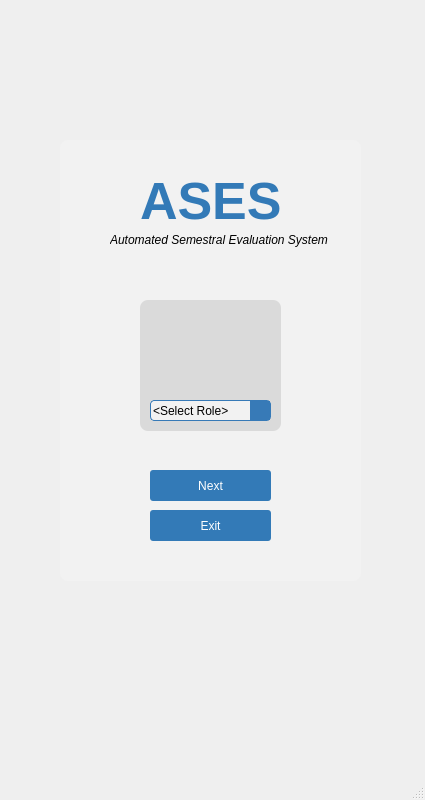
Old version of the form mainwindow.ui in the repository leothii/ASES.
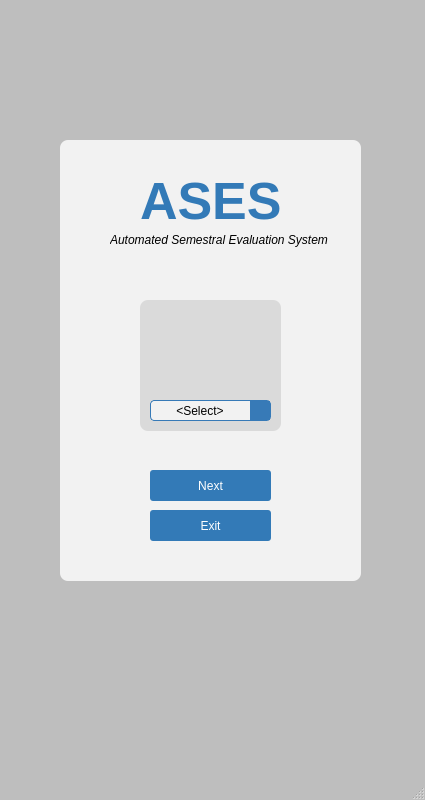
New version of the form. Icons and pictures are not drawn.

```diff
--- a/mainwindow.ui
+++ b/mainwindow.ui
@@ -16,6 +16,151 @@
     <height>0</height>
    </size>
   </property>
+  <property name="palette">
+   <palette>
+    <active>
+     <colorrole role="Button">
+      <brush brushstyle="SolidPattern">
+       <color alpha="255">
+        <red>190</red>
+        <green>190</green>
+        <blue>190</blue>
+       </color>
+      </brush>
+     </colorrole>
+     <colorrole role="Mid">
+      <brush brushstyle="SolidPattern">
+       <color alpha="255">
+        <red>55</red>
+        <green>122</green>
+        <blue>183</blue>
+       </color>
+      </brush>
+     </colorrole>
+     <colorrole role="Base">
+      <brush brushstyle="SolidPattern">
+       <color alpha="255">
+        <red>190</red>
+        <green>190</green>
+        <blue>190</blue>
+       </color>
+      </brush>
+     </colorrole>
+     <colorrole role="Window">
+      <brush brushstyle="SolidPattern">
+       <color alpha="255">
+        <red>190</red>
+        <green>190</green>
+        <blue>190</blue>
+       </color>
+      </brush>
+     </colorrole>
+     <colorrole role="Accent">
+      <brush brushstyle="SolidPattern">
+       <color alpha="255">
+        <red>55</red>
+        <green>122</green>
+        <blue>183</blue>
+       </color>
+      </brush>
+     </colorrole>
+    </active>
+    <inactive>
+     <colorrole role="Button">
+      <brush brushstyle="SolidPattern">
+       <color alpha="255">
+        <red>190</red>
+        <green>190</green>
+        <blue>190</blue>
+       </color>
+      </brush>
+     </colorrole>
+     <colorrole role="Mid">
+      <brush brushstyle="SolidPattern">
+       <color alpha="255">
+        <red>55</red>
+        <green>122</green>
+        <blue>183</blue>
+       </color>
+      </brush>
+     </colorrole>
+     <colorrole role="Base">
+      <brush brushstyle="SolidPattern">
+       <color alpha="255">
+        <red>190</red>
+        <green>190</green>
+        <blue>190</blue>
+       </color>
+      </brush>
+     </colorrole>
+     <colorrole role="Window">
+      <brush brushstyle="SolidPattern">
+       <color alpha="255">
+        <red>190</red>
+        <green>190</green>
+        <blue>190</blue>
+       </color>
+      </brush>
+     </colorrole>
+     <colorrole role="Accent">
+      <brush brushstyle="SolidPattern">
+       <color alpha="255">
+        <red>55</red>
+        <green>122</green>
+        <blue>183</blue>
+       </color>
+      </brush>
+     </colorrole>
+    </inactive>
+    <disabled>
+     <colorrole role="Button">
+      <brush brushstyle="SolidPattern">
+       <color alpha="255">
+        <red>190</red>
+        <green>190</green>
+        <blue>190</blue>
+       </color>
+      </brush>
+     </colorrole>
+     <colorrole role="Mid">
+      <brush brushstyle="SolidPattern">
+       <color alpha="255">
+        <red>55</red>
+        <green>122</green>
+        <blue>183</blue>
+       </color>
+      </brush>
+     </colorrole>
+     <colorrole role="Base">
+      <brush brushstyle="SolidPattern">
+       <color alpha="255">
+        <red>190</red>
+        <green>190</green>
+        <blue>190</blue>
+       </color>
+      </brush>
+     </colorrole>
+     <colorrole role="Window">
+      <brush brushstyle="SolidPattern">
+       <color alpha="255">
+        <red>190</red>
+        <green>190</green>
+        <blue>190</blue>
+       </color>
+      </brush>
+     </colorrole>
+     <colorrole role="Accent">
+      <brush brushstyle="SolidPattern">
+       <color alpha="255">
+        <red>55</red>
+        <green>122</green>
+        <blue>183</blue>
+       </color>
+      </brush>
+     </colorrole>
+    </disabled>
+   </palette>
+  </property>
   <property name="windowTitle">
    <string>MainWindow</string>
   </property>
@@ -24,6 +169,9 @@
 background-image: url(:/new/prefix1/background.png);
 }</string>
   </property>
+  <property name="toolButtonStyle">
+   <enum>Qt::ToolButtonIconOnly</enum>
+  </property>
   <property name="tabShape">
    <enum>QTabWidget::Rounded</enum>
   </property>
@@ -40,6 +188,157 @@
       <height>441</height>
      </rect>
     </property>
+    <property name="palette">
+     <palette>
+      <active>
+       <colorrole role="Button">
+        <brush brushstyle="SolidPattern">
+         <color alpha="255">
+          <red>242</red>
+          <green>242</green>
+          <blue>242</blue>
+         </color>
+        </brush>
+       </colorrole>
+       <colorrole role="Mid">
+        <brush brushstyle="SolidPattern">
+         <color alpha="255">
+          <red>55</red>
+          <green>122</green>
+          <blue>183</blue>
+         </color>
+        </brush>
+       </colorrole>
+       <colorrole role="Base">
+        <brush brushstyle="SolidPattern">
+         <color alpha="255">
+          <red>242</red>
+          <green>242</green>
+          <blue>242</blue>
+         </color>
+        </brush>
+       </colorrole>
+       <colorrole role="Window">
+        <brush brushstyle="SolidPattern">
+         <color alpha="255">
+          <red>242</red>
+          <green>242</green>
+          <blue>242</blue>
+         </color>
+        </brush>
+       </colorrole>
+       <colorrole role="Accent">
+        <brush brushstyle="SolidPattern">
+         <color alpha="255">
+          <red>55</red>
+          <green>122</green>
+          <blue>183</blue>
+         </color>
+        </brush>
+       </colorrole>
+      </active>
+      <inactive>
+       <colorrole role="Button">
+        <brush brushstyle="SolidPattern">
+         <color alpha="255">
+          <red>242</red>
+          <green>242</green>
+          <blue>242</blue>
+         </color>
+        </brush>
+       </colorrole>
+       <colorrole role="Mid">
+        <brush brushstyle="SolidPattern">
+         <color alpha="255">
+          <red>55</red>
+          <green>122</green>
+          <blue>183</blue>
+         </color>
+        </brush>
+       </colorrole>
+       <colorrole role="Base">
+        <brush brushstyle="SolidPattern">
+         <color alpha="255">
+          <red>242</red>
+          <green>242</green>
+          <blue>242</blue>
+         </color>
+        </brush>
+       </colorrole>
+       <colorrole role="Window">
+        <brush brushstyle="SolidPattern">
+         <color alpha="255">
+          <red>242</red>
+          <green>242</green>
+          <blue>242</blue>
+         </color>
+        </brush>
+       </colorrole>
+       <colorrole role="Accent">
+        <brush brushstyle="SolidPattern">
+         <color alpha="255">
+          <red>55</red>
+          <green>122</green>
+          <blue>183</blue>
+         </color>
+        </brush>
+       </colorrole>
+      </inactive>
+      <disabled>
+       <colorrole role="Button">
+        <brush brushstyle="SolidPattern">
+         <color alpha="255">
+          <red>242</red>
+          <green>242</green>
+          <blue>242</blue>
+         </color>
+        </brush>
+       </colorrole>
+       <colorrole role="Mid">
+        <brush brushstyle="SolidPattern">
+         <color alpha="255">
+          <red>55</red>
+          <green>122</green>
+          <blue>183</blue>
+         </color>
+        </brush>
+       </colorrole>
+       <colorrole role="Base">
+        <brush brushstyle="SolidPattern">
+         <color alpha="255">
+          <red>242</red>
+          <green>242</green>
+          <blue>242</blue>
+         </color>
+        </brush>
+       </colorrole>
+       <colorrole role="Window">
+        <brush brushstyle="SolidPattern">
+         <color alpha="255">
+          <red>242</red>
+          <green>242</green>
+          <blue>242</blue>
+         </color>
+        </brush>
+       </colorrole>
+       <colorrole role="Accent">
+        <brush brushstyle="SolidPattern">
+         <color alpha="255">
+          <red>55</red>
+          <green>122</green>
+          <blue>183</blue>
+         </color>
+        </brush>
+       </colorrole>
+      </disabled>
+     </palette>
+    </property>
+    <property name="acceptDrops">
+     <bool>true</bool>
+    </property>
+    <property name="autoFillBackground">
+     <bool>false</bool>
+    </property>
     <property name="styleSheet">
      <string notr="true">background-color: rgb(242, 242, 242);
  border-radius: 8px
@@ -60,6 +359,97 @@
        <height>131</height>
       </rect>
      </property>
+     <property name="palette">
+      <palette>
+       <active>
+        <colorrole role="Button">
+         <brush brushstyle="SolidPattern">
+          <color alpha="255">
+           <red>218</red>
+           <green>218</green>
+           <blue>218</blue>
+          </color>
+         </brush>
+        </colorrole>
+        <colorrole role="Base">
+         <brush brushstyle="SolidPattern">
+          <color alpha="255">
+           <red>218</red>
+           <green>218</green>
+           <blue>218</blue>
+          </color>
+         </brush>
+        </colorrole>
+        <colorrole role="Window">
+         <brush brushstyle="SolidPattern">
+          <color alpha="255">
+           <red>218</red>
+           <green>218</green>
+           <blue>218</blue>
+          </color>
+         </brush>
+        </colorrole>
+       </active>
+       <inactive>
+        <colorrole role="Button">
+         <brush brushstyle="SolidPattern">
+          <color alpha="255">
+           <red>218</red>
+           <green>218</green>
+           <blue>218</blue>
+          </color>
+         </brush>
+        </colorrole>
+        <colorrole role="Base">
+         <brush brushstyle="SolidPattern">
+          <color alpha="255">
+           <red>218</red>
+           <green>218</green>
+           <blue>218</blue>
+          </color>
+         </brush>
+        </colorrole>
+        <colorrole role="Window">
+         <brush brushstyle="SolidPattern">
+          <color alpha="255">
+           <red>218</red>
+           <green>218</green>
+           <blue>218</blue>
+          </color>
+         </brush>
+        </colorrole>
+       </inactive>
+       <disabled>
+        <colorrole role="Button">
+         <brush brushstyle="SolidPattern">
+          <color alpha="255">
+           <red>218</red>
+           <green>218</green>
+           <blue>218</blue>
+          </color>
+         </brush>
+        </colorrole>
+        <colorrole role="Base">
+         <brush brushstyle="SolidPattern">
+          <color alpha="255">
+           <red>218</red>
+           <green>218</green>
+           <blue>218</blue>
+          </color>
+         </brush>
+        </colorrole>
+        <colorrole role="Window">
+         <brush brushstyle="SolidPattern">
+          <color alpha="255">
+           <red>218</red>
+           <green>218</green>
+           <blue>218</blue>
+          </color>
+         </brush>
+        </colorrole>
+       </disabled>
+      </palette>
+     </property>
      <property name="font">
       <font>
        <family>Segoe UI Variable Text Semiligh</family>
@@ -551,14 +941,15 @@
     background-color: #377ab7; /* Blue background for the button */
     width: 20px; /* Width of the drop-down button */
 }
-
 /* QComboBox down arrow style */
 QComboBox::down-arrow {
-    image: url(:/qt-project.org/styles/commonstyle/images/arrow_down.png); /* Default arrow image */
+    
+	image: url(:/new/prefix1/icons8-expand-arrow-100.png);
     width: 12px; /* Width of the down arrow */
     height: 12px; /* Height of the down arrow */
 }
 
+
 /* Style for QAbstractItemView (dropdown list) */
 QComboBox QAbstractItemView {
     border: 1px solid #377ab7; /* Border color matches blue */
@@ -573,6 +964,7 @@
 QComboBox QAbstractItemView::item {
     padding: 4px 8px; /* Add padding to each item */
     color: black; /* Ensure text color contrasts with background */
+    text-align: center; /* Align text to center */
 }
 
 /* Hover effect for items in the dropdown list */
@@ -589,11 +981,11 @@
 </string>
       </property>
       <property name="placeholderText">
-       <string>&lt;Select&gt;</string>
+       <string/>
       </property>
       <item>
        <property name="text">
-        <string comment="Select Role">&lt;Select Role&gt;</string>
+        <string comment="Select Role">       &lt;Select&gt;</string>
        </property>
       </item>
       <item>
```
Left out of the diff: 15 changed lines with no effect on the pictures.
